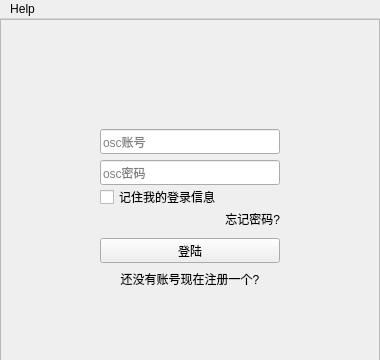
First picture: the form in Classes/oscloginwindow.ui, repository jjzhang166/MacOSC, before the edit.
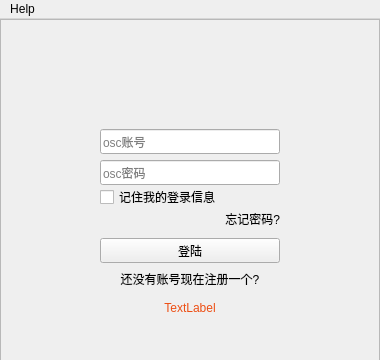
Second picture: the form after the edit. Icons and pictures are not drawn.

Diff of the .ui file:
```diff
--- a/Classes/oscloginwindow.ui
+++ b/Classes/oscloginwindow.ui
@@ -234,20 +234,34 @@
      <set>Qt::AlignCenter</set>
     </property>
    </widget>
-   <zorder>loginwinbg</zorder>
-   <zorder>loginname</zorder>
-   <zorder>password</zorder>
-   <zorder>checkBox</zorder>
-   <zorder>loginButton</zorder>
-   <zorder>label</zorder>
-   <zorder>registerButton</zorder>
-   <zorder>horizontalSpacer</zorder>
-   <zorder>horizontalSpacer_6</zorder>
-   <zorder>horizontalSpacer_7</zorder>
-   <zorder>verticalSpacer_2</zorder>
-   <zorder>forgetPassword</zorder>
-   <zorder>rememberPassword</zorder>
-   <zorder>registerButton</zorder>
+   <widget class="QLabel" name="prompt">
+    <property name="geometry">
+     <rect>
+      <x>100</x>
+      <y>280</y>
+      <width>180</width>
+      <height>19</height>
+     </rect>
+    </property>
+    <property name="minimumSize">
+     <size>
+      <width>180</width>
+      <height>0</height>
+     </size>
+    </property>
+    <property name="maximumSize">
+     <size>
+      <width>180</width>
+      <height>25</height>
+     </size>
+    </property>
+    <property name="text">
+     <string>&lt;span style=&quot; color:#ed4e13;&quot;&gt;TextLabel&lt;/span&gt;</string>
+    </property>
+    <property name="alignment">
+     <set>Qt::AlignCenter</set>
+    </property>
+   </widget>
   </widget>
   <widget class="QMenuBar" name="menuBar">
    <property name="geometry">
```
